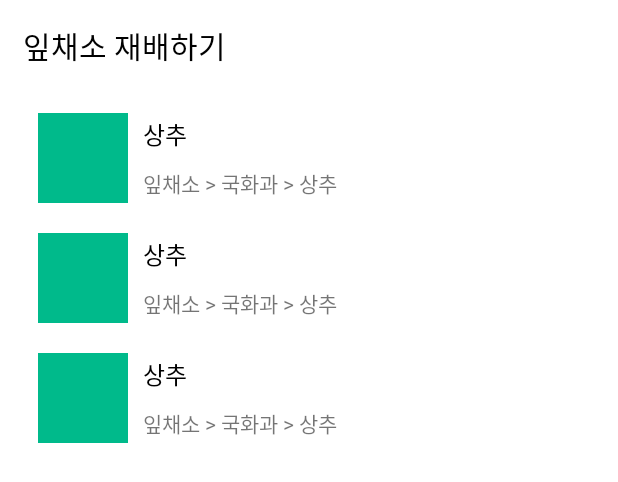
After one commit to jin0220/FarmMonitoring, an Android app: the layout fragment_information_category.xml on its own in the app's theme, with its tools: preview values and no code run, on a phone screen of 412 x 824 dp. The commit adds this screen. Shown: the top 482 px of the screen. Run offline under Robolectric (Android 15) with nearby library versions, the phone set to English and light mode, and no system bars.

Commit message:
information
찾아보기 페이지에서 전환될 카테고리 페이지 ui 추가

```diff
--- a/app/src/main/res/layout/fragment_information.xml
+++ b/app/src/main/res/layout/fragment_information.xml
@@ -20,6 +20,7 @@
             android:paddingTop="20dp">
 
             <LinearLayout
+                android:id="@+id/category1"
                 android:layout_width="100dp"
                 android:layout_height="120dp"
                 android:orientation="vertical"
@@ -40,6 +41,7 @@
             </LinearLayout>
 
             <LinearLayout
+                android:id="@+id/category2"
                 android:layout_width="100dp"
                 android:layout_height="120dp"
                 android:orientation="vertical"
@@ -60,6 +62,7 @@
             </LinearLayout>
 
             <LinearLayout
+                android:id="@+id/category3"
                 android:layout_width="100dp"
                 android:layout_height="120dp"
                 android:orientation="vertical"
@@ -89,6 +92,7 @@
             android:paddingTop="20dp">
 
             <LinearLayout
+                android:id="@+id/category4"
                 android:layout_width="100dp"
                 android:layout_height="120dp"
                 android:orientation="vertical"
@@ -109,6 +113,7 @@
             </LinearLayout>
 
             <LinearLayout
+                android:id="@+id/category5"
                 android:layout_width="100dp"
                 android:layout_height="120dp"
                 android:orientation="vertical"
@@ -129,6 +134,7 @@
             </LinearLayout>
 
             <LinearLayout
+                android:id="@+id/category6"
                 android:layout_width="100dp"
                 android:layout_height="120dp"
                 android:orientation="vertical"
--- /dev/null
+++ b/app/src/main/res/layout/fragment_information_category.xml
@@ -0,0 +1,30 @@
+<?xml version="1.0" encoding="utf-8"?>
+<FrameLayout xmlns:android="http://schemas.android.com/apk/res/android"
+    xmlns:tools="http://schemas.android.com/tools"
+    android:layout_width="match_parent"
+    android:layout_height="match_parent"
+    tools:context=".InformationCategoryFragment">
+
+    <LinearLayout
+        android:layout_width="match_parent"
+        android:layout_height="match_parent"
+        android:orientation="vertical"
+        android:padding="15dp">
+
+        <TextView
+            android:layout_width="wrap_content"
+            android:layout_height="wrap_content"
+            android:text="잎채소 재배하기"
+            android:textColor="@color/black"
+            android:textSize="20dp"
+            android:layout_marginBottom="20dp"/>
+
+        <androidx.recyclerview.widget.RecyclerView
+            android:id="@+id/recyclerView"
+            android:layout_width="match_parent"
+            android:layout_height="match_parent"
+            tools:listitem="@layout/recyclerview_content_information" />
+
+    </LinearLayout>
+
+</FrameLayout>
--- /dev/null
+++ b/app/src/main/res/layout/recyclerview_content_information.xml
@@ -0,0 +1,36 @@
+<?xml version="1.0" encoding="utf-8"?>
+<LinearLayout
+    xmlns:android="http://schemas.android.com/apk/res/android"
+    android:layout_width="match_parent"
+    android:layout_height="wrap_content"
+    android:orientation="horizontal"
+    android:padding="10dp">
+
+    <ImageView
+        android:layout_width="60dp"
+        android:layout_height="60dp"
+        android:src="@color/colorPrimary"/>
+
+    <LinearLayout
+        android:layout_width="wrap_content"
+        android:layout_height="wrap_content"
+        android:orientation="vertical"
+        android:layout_marginLeft="10dp"
+        android:layout_gravity="center_vertical">
+
+        <TextView
+            android:layout_width="wrap_content"
+            android:layout_height="wrap_content"
+            android:text="상추"
+            android:textSize="16dp"
+            android:textColor="@color/black"
+            android:layout_marginBottom="10dp"/>
+
+        <TextView
+            android:layout_width="wrap_content"
+            android:layout_height="wrap_content"
+            android:text="잎채소 > 국화과 > 상추" />
+
+    </LinearLayout>
+
+</LinearLayout>
```
Also changed, not shown: app/src/main/java/com/example/farm_monitoring/InformationCategoryFragment.java (added, +36 -0 lines), app/src/main/java/com/example/farm_monitoring/InformationFragment.java (+23 -2 lines).
